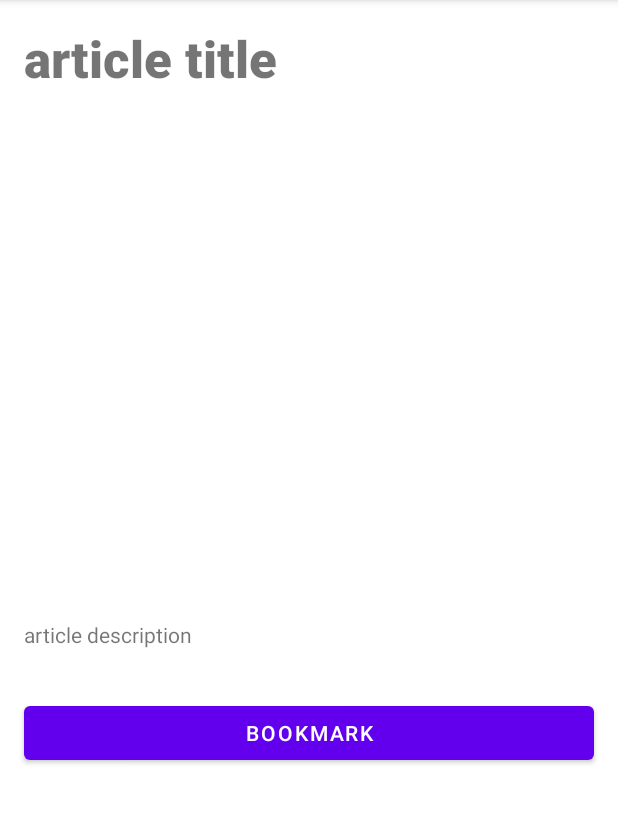
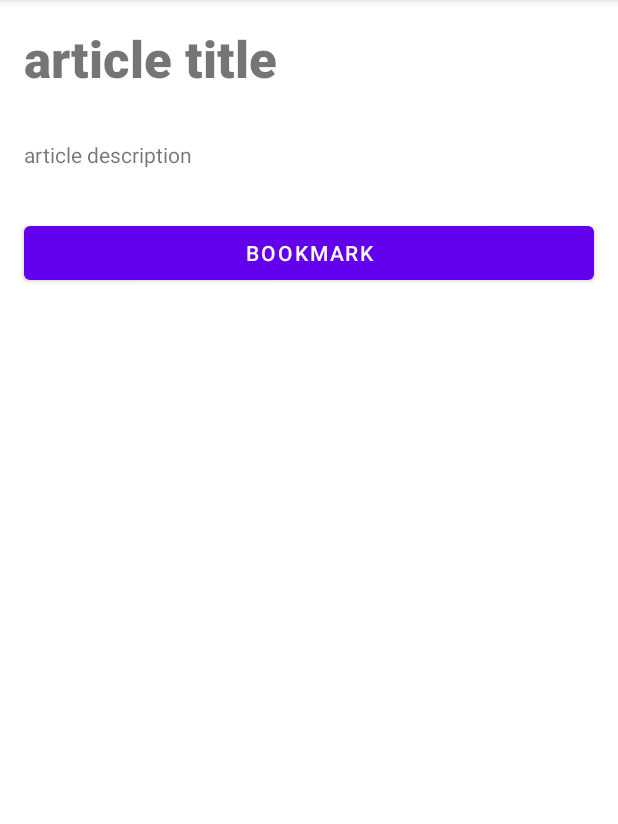
Before and after one commit to jayjson/DinosaurNews, an Android app: the ArticleDetailActivity screen opened directly, with no data from a screen before it, on a phone screen of 412 x 824 dp, the part 84-908 px from its top. Run offline under Robolectric (Android 15) with nearby library versions, the phone set to English and light mode, and no system bars; 6 statements that could not run were skipped.

Commit message:
Removed empty image icon

```diff
--- a/app/src/main/res/layout/activity_article_detail.xml
+++ b/app/src/main/res/layout/activity_article_detail.xml
@@ -32,8 +32,7 @@
             <ImageView
                 android:id="@+id/article_imageView"
                 android:layout_width="match_parent"
-                android:layout_height="wrap_content"
-                app:srcCompat="@drawable/empty_article_image" />
+                android:layout_height="wrap_content" />
 
             <TextView
                 android:id="@+id/description_textView"
```
Also changed, not shown: app/src/main/res/drawable/empty_article_image.png (deleted).
